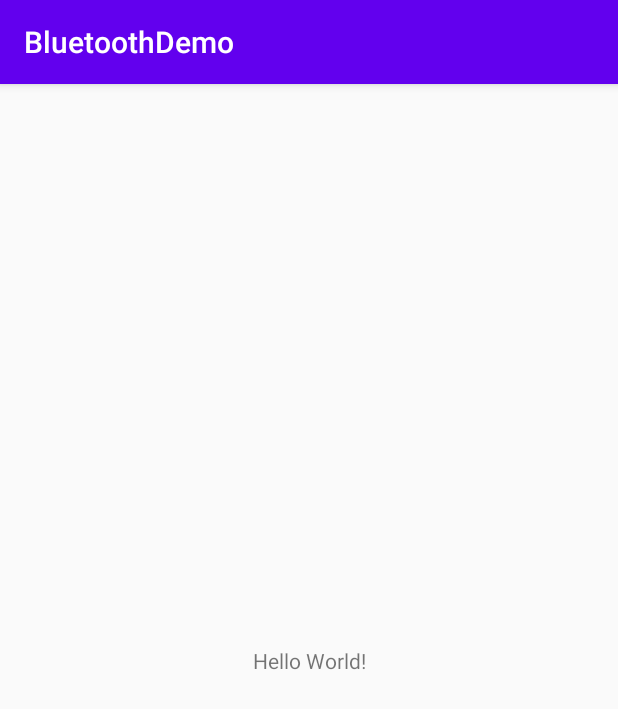
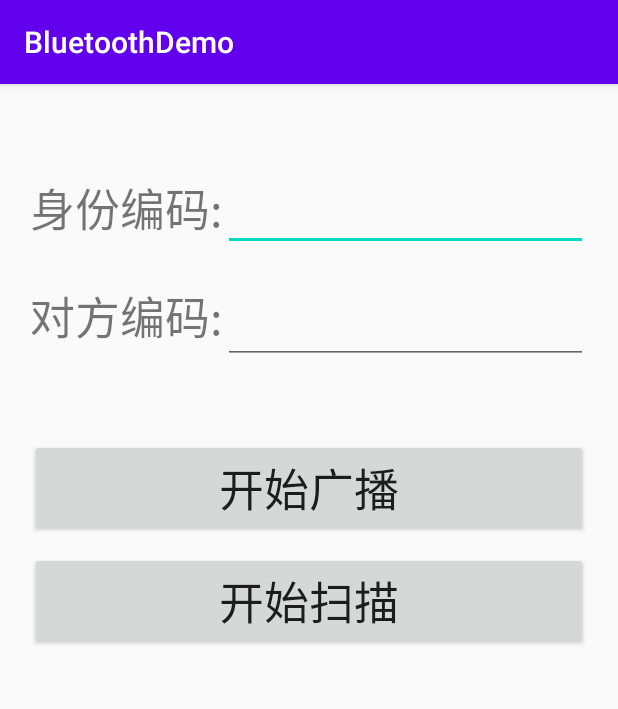
Before and after one commit to Ryougi215/BluetoothDemo, an Android app: the screen it shows after launch (MainActivity), on a phone screen of 412 x 824 dp. Shown: the top 709 px of the screen. Run offline under Robolectric (Android 15) with nearby library versions, the phone set to English and light mode, and no system bars.

```diff
--- a/app/src/main/java/com/bluetoothdemo/Constants.kt
+++ b/app/src/main/java/com/bluetoothdemo/Constants.kt
@@ -1,9 +1,11 @@
 package com.bluetoothdemo
+
+import android.os.ParcelUuid
 
 class Constants {
     companion object {
         const val deviceName: String = "ryougi"
-        const val broadcastUuid: String = ""
+        val broadcastUuid: ParcelUuid = ParcelUuid.fromString("00001234-0000-1000-8000-00805F9B34FB")
         const val manufacture_id: Int = 0x1234
     }
 }
--- a/app/src/main/java/com/bluetoothdemo/MainActivity.kt
+++ b/app/src/main/java/com/bluetoothdemo/MainActivity.kt
@@ -2,10 +2,52 @@ package com.bluetoothdemo
 
 import androidx.appcompat.app.AppCompatActivity
 import android.os.Bundle
+import android.widget.Button
+import android.widget.EditText
+import android.widget.Toast
+import com.bluetoothdemo.bluetooth.advertiser.BLEAdvertiser
+import com.bluetoothdemo.bluetooth.scanner.BLEScanner
 
 class MainActivity : AppCompatActivity() {
+    private val scanner: BLEScanner = BLEScanner.instance
+    private val advertiser: BLEAdvertiser = BLEAdvertiser.instance
+
+    private var inputId: EditText? = null
+    private var receivedId: EditText? = null
+    private var bt_startScan: Button? = null
+    private var bt_startAdvertise: Button? = null
+
     override fun onCreate(savedInstanceState: Bundle?) {
         super.onCreate(savedInstanceState)
         setContentView(R.layout.activity_main)
+        bindWidgets()
+        initListeners()
+    }
+
+    override fun onDestroy() {
+        advertiser.stopAdvertise()
+        scanner.stopScan()
+        super.onDestroy()
+    }
+
+    private fun bindWidgets() {
+        inputId = findViewById(R.id.id_to_send)
+        receivedId = findViewById(R.id.id_received)
+        bt_startScan = findViewById(R.id.bt_start_scan)
+        bt_startAdvertise = findViewById(R.id.bt_start_advertise)
+    }
+
+    private fun initListeners() {
+        bt_startScan?.setOnClickListener { scanner.startScan() }
+        bt_startAdvertise?.setOnClickListener {
+            inputId?.text?.let {
+                if (it.isNotEmpty()) {
+                    advertiser.startAdvertise(it.toString().toInt())
+                } else {
+                    Toast.makeText(this, "输入合法的id", Toast.LENGTH_SHORT).show()
+                }
+            }
+        }
+        scanner.setOnDataChangedListener { id -> receivedId?.setText(id.toString()) }
     }
 }
--- a/app/src/main/java/com/bluetoothdemo/bluetooth/advertiser/BLEAdvertiser.kt
+++ b/app/src/main/java/com/bluetoothdemo/bluetooth/advertiser/BLEAdvertiser.kt
@@ -1,8 +1,13 @@
 package com.bluetoothdemo.bluetooth.advertiser
 
+import android.bluetooth.BluetoothAdapter
 import android.bluetooth.le.AdvertiseCallback
+import android.bluetooth.le.AdvertiseData
 import android.bluetooth.le.AdvertiseSettings
+import android.bluetooth.le.BluetoothLeAdvertiser
 import android.util.Log
+import com.bluetoothdemo.Constants
+import com.bluetoothdemo.Utils
 import com.bluetoothdemo.bluetooth.scanner.BLEScanner
 
 class BLEAdvertiser {
@@ -14,9 +19,43 @@ class BLEAdvertiser {
         )
     }
 
+    private val callback: AdvertiseCallback = MyAdvertiseCallback()
+
     private var isAdvertising: Boolean = false
+    private val advertiser = BluetoothAdapter.getDefaultAdapter().bluetoothLeAdvertiser
+    private val advertiseSettings = AdvertiseSettings.Builder()
+        .setConnectable(true)
+        .setAdvertiseMode(AdvertiseSettings.ADVERTISE_MODE_LOW_LATENCY)
+        .setTxPowerLevel(AdvertiseSettings.ADVERTISE_TX_POWER_HIGH)
+        .setTimeout(0)
+        .build()
 
-    inner class MyAdvertiseCallback(data: ByteArray) : AdvertiseCallback() {
+
+    fun startAdvertise(id: Int) {
+        BluetoothAdapter.getDefaultAdapter().name = "ryougi"
+        if (!isAdvertising) {
+            val advertiseData = AdvertiseData.Builder()
+                .addServiceUuid(Constants.broadcastUuid)
+                .addManufacturerData(Constants.manufacture_id, Utils.transformToByteArr(id))
+                .addServiceUuid(Constants.broadcastUuid)
+                .build()
+
+            advertiser.startAdvertising(advertiseSettings, advertiseData, callback)
+            Log.i(
+                TAG,
+                "ble advertising started, id = $id, byteArr = ${Utils.transformToByteArr(id)}"
+            )
+        }
+    }
+
+    fun stopAdvertise() {
+        if (isAdvertising) {
+            advertiser.stopAdvertising(callback)
+            Log.i(TAG, "ble advertising started")
+        }
+    }
+
+    inner class MyAdvertiseCallback() : AdvertiseCallback() {
         override fun onStartSuccess(settingsInEffect: AdvertiseSettings?) {
             super.onStartSuccess(settingsInEffect)
             Log.i(TAG, "onStartSuccess: ${settingsInEffect.toString()}")
--- a/app/src/main/java/com/bluetoothdemo/bluetooth/scanner/BLEScanner.kt
+++ b/app/src/main/java/com/bluetoothdemo/bluetooth/scanner/BLEScanner.kt
@@ -3,12 +3,13 @@ package com.bluetoothdemo.bluetooth.scanner
 import android.bluetooth.BluetoothAdapter
 import android.bluetooth.BluetoothDevice
 import android.bluetooth.le.*
+import android.text.Editable
 import android.util.Log
 import com.bluetoothdemo.Constants
 import com.bluetoothdemo.Utils
 
 
-class BLEScanner() {
+class BLEScanner {
     companion object {
         const val TAG: String = "BLEScanner"
         val instance: BLEScanner by lazy(
@@ -18,28 +19,32 @@ class BLEScanner() {
     }
 
     private var isScanning: Boolean = false
-    private var callback: ScanCallback? = null
+    private var callback: ScanCallback? = MyScanCallback()
 
     private val scanner: BluetoothLeScanner =
         BluetoothAdapter.getDefaultAdapter().bluetoothLeScanner
     private val filters: ArrayList<ScanFilter> = ArrayList()
     private val filter: ScanFilter = ScanFilter.Builder()
-        .setDeviceName(Constants.deviceName)
+        .setServiceUuid(Constants.broadcastUuid)
         .build()
     private val settings: ScanSettings = ScanSettings.Builder()
         .setReportDelay(0)
         .setScanMode(ScanSettings.SCAN_MODE_LOW_LATENCY)
         .build()
 
+    var listener: (Int) -> Unit = {}
+
+    fun setOnDataChangedListener(e: (Int) -> Unit) {
+        this.listener = e
+    }
+
     init {
         filters.add(filter)
     }
 
-    fun startScan(scanCallback: ScanCallback) {
-        scanCallback.also { this.callback = it }
-
+    fun startScan() {
         if (!isScanning) {
-            scanner.startScan(filters, settings, scanCallback)
+            scanner.startScan(filters, settings, callback)
             isScanning = true
         }
     }
@@ -51,7 +56,7 @@ class BLEScanner() {
         }
     }
 
-    inner class BLEScanCallback : ScanCallback() {
+    inner class MyScanCallback : ScanCallback() {
         private val TAG = "BleScanCallback"
 
         private fun processScanResult(scanResult: ScanResult?) {
@@ -63,7 +68,7 @@ class BLEScanner() {
                 val dataStream: ByteArray =
                     it.manufacturerSpecificData.get(Constants.manufacture_id)
                 val id = Utils.transformFromByteArr(dataStream)
-                // TODO: 数据处理单元处理数据
+                listener(id)
             }
         }
 
--- a/app/src/main/res/layout/activity_main.xml
+++ b/app/src/main/res/layout/activity_main.xml
@@ -1,18 +1,74 @@
 <?xml version="1.0" encoding="utf-8"?>
-<androidx.constraintlayout.widget.ConstraintLayout xmlns:android="http://schemas.android.com/apk/res/android"
-    xmlns:app="http://schemas.android.com/apk/res-auto"
+<RelativeLayout xmlns:android="http://schemas.android.com/apk/res/android"
     xmlns:tools="http://schemas.android.com/tools"
     android:layout_width="match_parent"
     android:layout_height="match_parent"
     tools:context=".MainActivity">
 
-    <TextView
-        android:layout_width="wrap_content"
+    <LinearLayout
+        android:id="@+id/layout_id_input"
+        android:orientation="horizontal"
+        android:layout_width="match_parent"
         android:layout_height="wrap_content"
-        android:text="Hello World!"
-        app:layout_constraintBottom_toBottomOf="parent"
-        app:layout_constraintLeft_toLeftOf="parent"
-        app:layout_constraintRight_toRightOf="parent"
-        app:layout_constraintTop_toTopOf="parent" />
+        android:paddingTop="60dp"
+        android:paddingStart="20dp"
+        android:paddingEnd="20dp">
+        <TextView
+            android:layout_width="wrap_content"
+            android:layout_height="wrap_content"
+            android:textSize="30sp"
+            android:text="@string/id_code_input" />
+        <EditText
+            android:id="@+id/id_to_send"
+            android:layout_width="match_parent"
+            android:layout_height="wrap_content"
+            android:inputType="number" />
+    </LinearLayout>
 
-</androidx.constraintlayout.widget.ConstraintLayout>
+    <LinearLayout
+        android:id="@+id/layout_id_received"
+        android:layout_below="@+id/layout_id_input"
+        android:orientation="horizontal"
+        android:layout_width="match_parent"
+        android:layout_height="wrap_content"
+        android:paddingTop="20dp"
+        android:paddingStart="20dp"
+        android:paddingEnd="20dp">
+        <TextView
+            android:layout_width="wrap_content"
+            android:layout_height="wrap_content"
+            android:textSize="30sp"
+            android:text="@string/other_id_code"/>
+        <EditText
+            android:id="@+id/id_received"
+            android:layout_width="match_parent"
+            android:layout_height="wrap_content"
+            android:clickable="false"
+            android:textSize="30sp"
+            android:inputType="none"
+            android:importantForAutofill="no" />
+    </LinearLayout>
+
+    <Button
+        android:id="@+id/bt_start_advertise"
+        android:layout_below="@+id/layout_id_received"
+        android:layout_marginTop="50dp"
+        android:layout_width="match_parent"
+        android:layout_height="wrap_content"
+        android:layout_marginStart="20dp"
+        android:layout_marginEnd="20dp"
+        android:text="@string/start_advertising"
+        android:textSize="30sp"/>
+
+    <Button
+        android:id="@+id/bt_start_scan"
+        android:layout_below="@+id/bt_start_advertise"
+        android:layout_marginTop="10dp"
+        android:layout_width="match_parent"
+        android:layout_height="wrap_content"
+        android:layout_marginStart="20dp"
+        android:layout_marginEnd="20dp"
+        android:text="@string/start_scanning"
+        android:textSize="30sp"/>
+
+</RelativeLayout>
--- a/app/src/main/res/values/strings.xml
+++ b/app/src/main/res/values/strings.xml
@@ -1,3 +1,7 @@
 <resources>
     <string name="app_name">BluetoothDemo</string>
+    <string name="id_code_input">身份编码:</string>
+    <string name="other_id_code">对方编码:</string>
+    <string name="start_advertising">开始广播</string>
+    <string name="start_scanning">开始扫描</string>
 </resources>
```
Also changed, not shown: app/src/main/AndroidManifest.xml (+10 -1 lines), app/src/main/java/com/bluetoothdemo/Utils.kt (+17 -5 lines).
